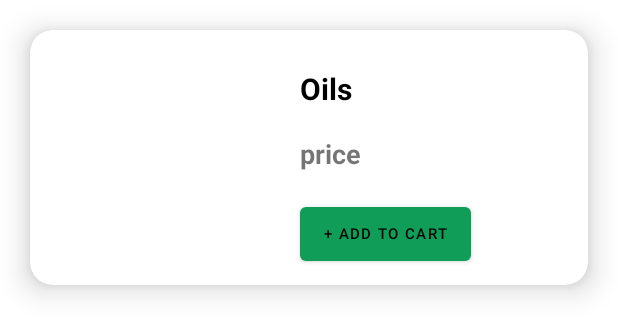
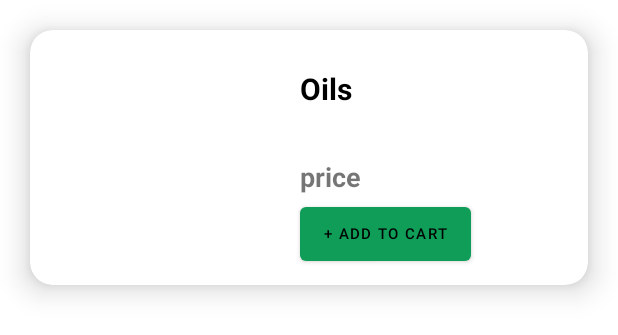
Before and after one commit to adityapatil-03/Gkart, an Android app: the layout card.xml on its own in the app's theme, with its tools: preview values and no code run, on a phone screen of 412 x 824 dp. Shown: the top 335 px of the screen. Run offline under Robolectric (Android 15) with nearby library versions, the phone set to English and light mode, and no system bars.

Commit message:
tags updated

```diff
--- a/app/src/main/res/layout/card.xml
+++ b/app/src/main/res/layout/card.xml
@@ -29,6 +29,7 @@
                 android:layout_height="wrap_content"
                 android:layout_marginTop="25sp"
                 android:layout_marginLeft="180sp"
+                android:layout_marginRight="5sp"
                 android:text="Oils"
                 android:textAlignment="center"
                 android:textColor="@color/black"
@@ -39,7 +40,7 @@
                 android:id="@+id/product_price"
                 android:layout_width="wrap_content"
                 android:layout_height="wrap_content"
-                android:layout_marginTop="70dp"
+                android:layout_marginTop="85dp"
 
                 android:layout_marginLeft="180sp"
                 android:text="price"
```
Also changed, not shown: app/src/main/res/layout/fragment_home.xml (+4 -4 lines).
